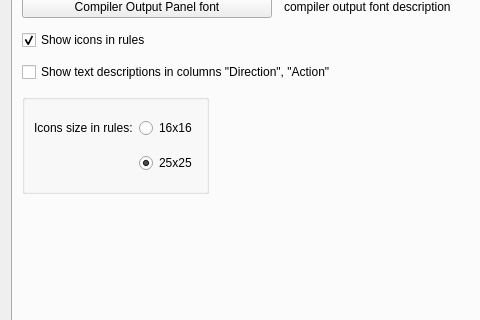
This is src/gui/prefsdialog_q.ui in fwbuilder/fwbuilder as Qt 5 draws it before an edit; both pictures show x 0 to 480 and y 129 to 449 of the 699 by 674 pixel window. The edited form follows.
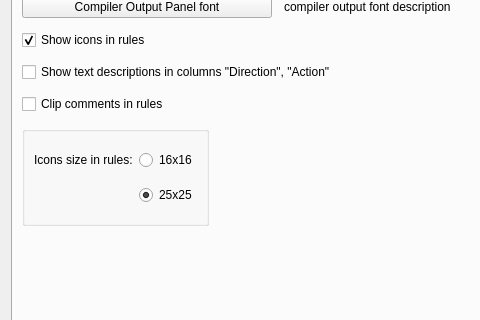
This is the edited form. The open tabs and pages were chosen to show the change. Icons and pictures are not drawn.

Commit message: Fixed #1505: move "Clip comments in rules" checkbox to "Appearance" tab

```diff
--- a/src/gui/prefsdialog_q.ui
+++ b/src/gui/prefsdialog_q.ui
@@ -271,13 +271,6 @@
          </property>
         </widget>
        </item>
-       <item row="3" column="0">
-        <widget class="QCheckBox" name="chClipComment">
-         <property name="text">
-          <string>Clip comments in rules</string>
-         </property>
-        </widget>
-       </item>
        <item row="4" column="0">
         <spacer name="verticalSpacer_5">
          <property name="orientation">
@@ -1107,7 +1100,7 @@
          </property>
         </widget>
        </item>
-       <item row="5" column="0">
+       <item row="6" column="0">
         <widget class="QGroupBox" name="groupBox">
          <property name="minimumSize">
           <size>
@@ -1149,7 +1142,7 @@
          </layout>
         </widget>
        </item>
-       <item row="5" column="2">
+       <item row="6" column="2">
         <spacer name="horizontalSpacer_4">
          <property name="orientation">
           <enum>Qt::Horizontal</enum>
@@ -1162,7 +1155,7 @@
          </property>
         </spacer>
        </item>
-       <item row="6" column="1">
+       <item row="7" column="1">
         <spacer>
          <property name="orientation">
           <enum>Qt::Vertical</enum>
@@ -1175,6 +1168,13 @@
          </property>
         </spacer>
        </item>
+       <item row="5" column="0">
+        <widget class="QCheckBox" name="chClipComment">
+         <property name="text">
+          <string>Clip comments in rules</string>
+         </property>
+        </widget>
+       </item>
       </layout>
      </widget>
      <widget class="QWidget" name="tabPlatforms">
```
